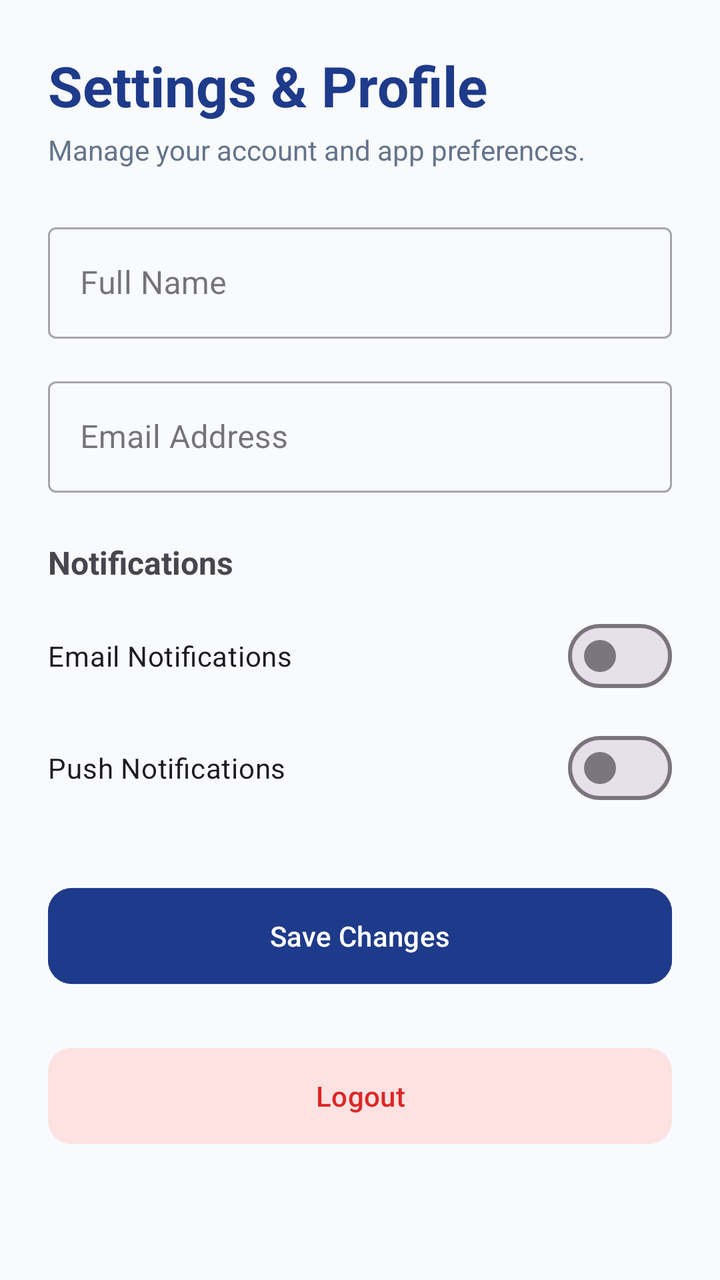
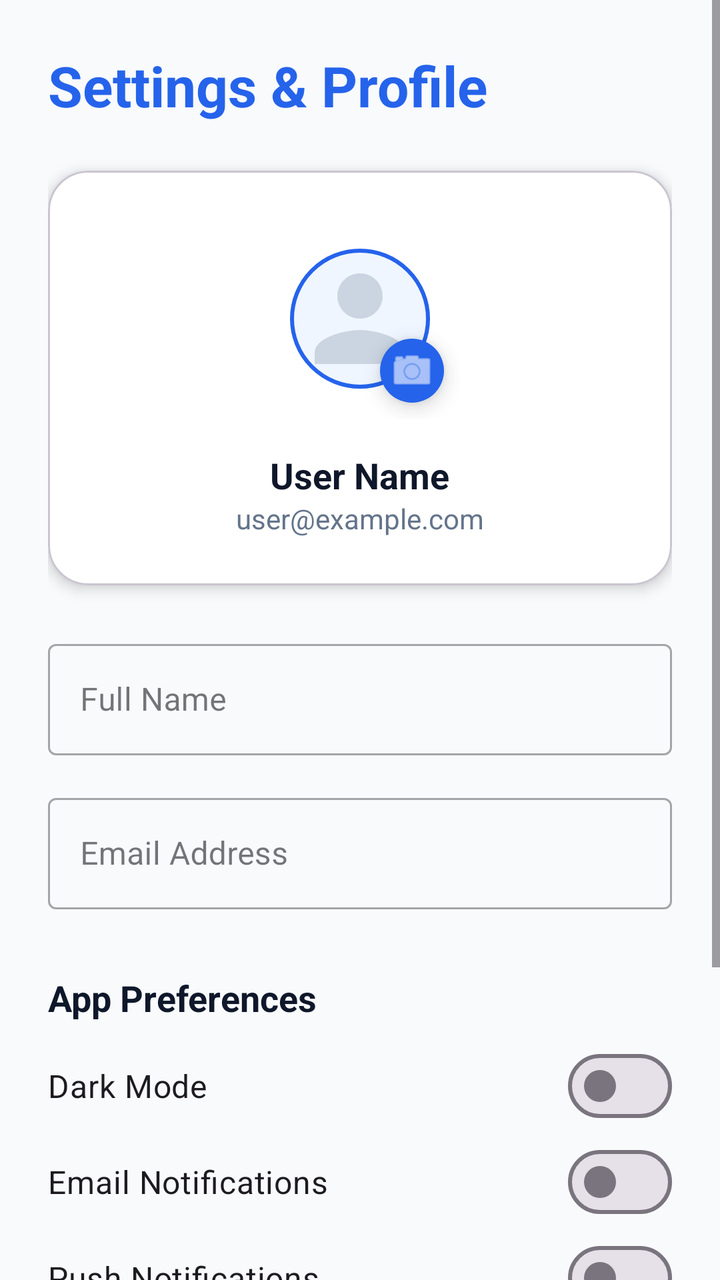

Before-and-after screenshots of an Android layout around one commit, followed by the original layout XML and the change that was made.
<!-- AndroidManifest.xml: application theme Theme.BMBAutos -->
<!-- res/layout/activity_settings.xml -->
<?xml version="1.0" encoding="utf-8"?>
<ScrollView xmlns:android="http://schemas.android.com/apk/res/android"
    xmlns:app="http://schemas.android.com/apk/res-auto"
    android:layout_width="match_parent"
    android:layout_height="match_parent"
    android:background="#F8FAFC"
    android:padding="24dp">

    <LinearLayout
        android:layout_width="match_parent"
        android:layout_height="wrap_content"
        android:orientation="vertical">

        <TextView
            android:layout_width="wrap_content"
            android:layout_height="wrap_content"
            android:text="Settings &amp; Profile"
            android:textColor="#1E3A8A"
            android:textSize="28sp"
            android:textStyle="bold" />

        <TextView
            android:layout_width="wrap_content"
            android:layout_height="wrap_content"
            android:layout_marginTop="4dp"
            android:text="Manage your account and app preferences."
            android:textColor="#64748B" />

        
        <com.google.android.material.textfield.TextInputLayout
            android:id="@+id/tilName"
            style="@style/Widget.MaterialComponents.TextInputLayout.OutlinedBox"
            android:layout_width="match_parent"
            android:layout_height="wrap_content"
            android:layout_marginTop="24dp"
            android:hint="Full Name">
            <com.google.android.material.textfield.TextInputEditText
                android:id="@+id/etName"
                android:layout_width="match_parent"
                android:layout_height="wrap_content" />
        </com.google.android.material.textfield.TextInputLayout>

        
        <com.google.android.material.textfield.TextInputLayout
            android:id="@+id/tilEmail"
            style="@style/Widget.MaterialComponents.TextInputLayout.OutlinedBox"
            android:layout_width="match_parent"
            android:layout_height="wrap_content"
            android:layout_marginTop="16dp"
            android:hint="Email Address">
            <com.google.android.material.textfield.TextInputEditText
                android:id="@+id/etEmail"
                android:layout_width="match_parent"
                android:layout_height="wrap_content"
                android:inputType="textEmailAddress" />
        </com.google.android.material.textfield.TextInputLayout>

        
        <TextView
            android:layout_width="wrap_content"
            android:layout_height="wrap_content"
            android:layout_marginTop="24dp"
            android:text="Notifications"
            android:textStyle="bold"
            android:textSize="16sp" />

        <com.google.android.material.materialswitch.MaterialSwitch
            android:id="@+id/switchEmail"
            android:layout_width="match_parent"
            android:layout_height="wrap_content"
            android:layout_marginTop="12dp"
            android:text="Email Notifications"
            android:textSize="14sp" />

        <com.google.android.material.materialswitch.MaterialSwitch
            android:id="@+id/switchPush"
            android:layout_width="match_parent"
            android:layout_height="wrap_content"
            android:layout_marginTop="8dp"
            android:text="Push Notifications"
            android:textSize="14sp" />

        
        <com.google.android.material.button.MaterialButton
            android:id="@+id/btnSave"
            android:layout_width="match_parent"
            android:layout_height="56dp"
            android:layout_marginTop="32dp"
            android:text="Save Changes"
            android:backgroundTint="#1E3A8A"
            app:cornerRadius="12dp" />

        <ProgressBar
            android:id="@+id/progressBar"
            android:layout_width="wrap_content"
            android:layout_height="wrap_content"
            android:visibility="gone"
            android:layout_gravity="center"
            android:layout_marginTop="-40dp"/>

        
        <com.google.android.material.button.MaterialButton
            android:id="@+id/btnLogout"
            android:layout_width="match_parent"
            android:layout_height="56dp"
            android:layout_marginTop="24dp"
            android:text="Logout"
            android:textColor="#DC2626"
            android:backgroundTint="#FEE2E2"
            app:cornerRadius="12dp" />

    </LinearLayout>
</ScrollView>
<!-- resources referenced by this layout -->
<resources>
  <style name="Theme.BMBAutos" parent="Base.Theme.BMBAutos" />
  <style name="Base.Theme.BMBAutos" parent="Theme.Material3.DayNight.NoActionBar">
          
          
      </style>
</resources>

<!-- the commit's change to res/layout/activity_settings.xml (unified diff, before → after) -->
@@ -3,28 +3,88 @@
     xmlns:app="http://schemas.android.com/apk/res-auto"
     android:layout_width="match_parent"
     android:layout_height="match_parent"
-    android:background="#F8FAFC"
-    android:padding="24dp">
+    android:background="@color/bg_slate_50"
+    android:fillViewport="true">
 
     <LinearLayout
         android:layout_width="match_parent"
         android:layout_height="wrap_content"
-        android:orientation="vertical">
+        android:orientation="vertical"
+        android:padding="24dp">
 
         <TextView
             android:layout_width="wrap_content"
             android:layout_height="wrap_content"
-            android:text="Settings &amp; Profile"
-            android:textColor="#1E3A8A"
+            android:text="@string/settings_title"
+            android:textColor="@color/brand_blue_600"
             android:textSize="28sp"
             android:textStyle="bold" />
 
-        <TextView
-            android:layout_width="wrap_content"
+        
+        <com.google.android.material.card.MaterialCardView
+            android:layout_width="match_parent"
             android:layout_height="wrap_content"
-            android:layout_marginTop="4dp"
-            android:text="Manage your account and app preferences."
-            android:textColor="#64748B" />
+            android:layout_marginTop="24dp"
+            app:cardCornerRadius="20dp"
+            app:cardElevation="4dp"
+            app:cardBackgroundColor="@color/white">
+
+            <LinearLayout
+                android:layout_width="match_parent"
+                android:layout_height="wrap_content"
+                android:gravity="center_horizontal"
+                android:orientation="vertical"
+                android:padding="24dp">
+
+                <FrameLayout
+                    android:layout_width="100dp"
+                    android:layout_height="100dp">
+
+                    <com.google.android.material.imageview.ShapeableImageView
+                        android:id="@+id/ivProfilePicture"
+                        android:layout_width="match_parent"
+                        android:layout_height="match_parent"
+                        android:scaleType="centerCrop"
+                        android:padding="16dp"
+                        android:background="#EFF6FF"
+                        android:src="@drawable/ic_avatar_placeholder"
+                        app:shapeAppearanceOverlay="@style/ShapeAppearanceOverlay.App.CornerSize50Percent"
+                        app:strokeColor="@color/brand_blue_600"
+                        app:strokeWidth="2dp"
+                        android:importantForAccessibility="no" />
+
+                    
+                    <com.google.android.material.floatingactionbutton.FloatingActionButton
+                        android:id="@+id/fabEditProfile"
+                        android:layout_width="wrap_content"
+                        android:layout_height="wrap_content"
+                        android:layout_gravity="bottom|end"
+                        android:contentDescription="@string/desc_edit_profile_pic"
+                        app:fabSize="mini"
+                        app:fabCustomSize="32dp"
+                        app:srcCompat="@android:drawable/ic_menu_camera"
+                        app:tint="@color/white"
+                        app:backgroundTint="@color/brand_blue_600" />
+                </FrameLayout>
+
+                <TextView
+                    android:id="@+id/tvProfileName"
+                    android:layout_width="wrap_content"
+                    android:layout_height="wrap_content"
+                    android:layout_marginTop="16dp"
+                    android:text="@string/user_name_default"
+                    android:textColor="@color/text_slate_900"
+                    android:textSize="18sp"
+                    android:textStyle="bold" />
+
+                <TextView
+                    android:id="@+id/tvProfileEmail"
+                    android:layout_width="wrap_content"
+                    android:layout_height="wrap_content"
+                    android:text="@string/user_email_default"
+                    android:textColor="@color/text_slate_500" />
+            </LinearLayout>
+        </com.google.android.material.card.MaterialCardView>
 
         
         <com.google.android.material.textfield.TextInputLayout
@@ -33,21 +93,20 @@
             android:layout_width="match_parent"
             android:layout_height="wrap_content"
             android:layout_marginTop="24dp"
-            android:hint="Full Name">
+            android:hint="@string/hint_full_name">
             <com.google.android.material.textfield.TextInputEditText
                 android:id="@+id/etName"
                 android:layout_width="match_parent"
                 android:layout_height="wrap_content" />
         </com.google.android.material.textfield.TextInputLayout>
 
-        
         <com.google.android.material.textfield.TextInputLayout
             android:id="@+id/tilEmail"
             style="@style/Widget.MaterialComponents.TextInputLayout.OutlinedBox"
             android:layout_width="match_parent"
             android:layout_height="wrap_content"
             android:layout_marginTop="16dp"
-            android:hint="Email Address">
+            android:hint="@string/hint_email_address">
             <com.google.android.material.textfield.TextInputEditText
                 android:id="@+id/etEmail"
                 android:layout_width="match_parent"
@@ -59,26 +118,36 @@
         <TextView
             android:layout_width="wrap_content"
             android:layout_height="wrap_content"
-            android:layout_marginTop="24dp"
-            android:text="Notifications"
+            android:layout_marginTop="32dp"
+            android:layout_marginBottom="8dp"
+            android:text="@string/preferences_section_title"
             android:textStyle="bold"
+            android:textColor="@color/text_slate_900"
+            android:textSize="18sp" />
+
+        <com.google.android.material.materialswitch.MaterialSwitch
+            android:id="@+id/switchDarkMode"
+            android:layout_width="match_parent"
+            android:layout_height="wrap_content"
+            android:paddingVertical="12dp"
+            android:text="@string/pref_dark_mode"
             android:textSize="16sp" />
 
         <com.google.android.material.materialswitch.MaterialSwitch
             android:id="@+id/switchEmail"
             android:layout_width="match_parent"
             android:layout_height="wrap_content"
-            android:layout_marginTop="12dp"
-            android:text="Email Notifications"
-            android:textSize="14sp" />
+            android:paddingVertical="12dp"
+            android:text="@string/pref_email_notifications"
+            android:textSize="16sp" />
 
         <com.google.android.material.materialswitch.MaterialSwitch
             android:id="@+id/switchPush"
             android:layout_width="match_parent"
             android:layout_height="wrap_content"
-            android:layout_marginTop="8dp"
-            android:text="Push Notifications"
-            android:textSize="14sp" />
+            android:paddingVertical="12dp"
+            android:text="@string/pref_push_notifications"
+            android:textSize="16sp" />
 
         
         <com.google.android.material.button.MaterialButton
@@ -86,9 +155,9 @@
             android:layout_width="match_parent"
             android:layout_height="56dp"
             android:layout_marginTop="32dp"
-            android:text="Save Changes"
-            android:backgroundTint="#1E3A8A"
-            app:cornerRadius="12dp" />
+            android:text="@string/btn_save_changes"
+            android:backgroundTint="@color/brand_blue_600"
+            app:cornerRadius="16dp" />
 
         <ProgressBar
             android:id="@+id/progressBar"
@@ -101,13 +170,15 @@
         
         <com.google.android.material.button.MaterialButton
             android:id="@+id/btnLogout"
+            style="@style/Widget.MaterialComponents.Button.OutlinedButton"
             android:layout_width="match_parent"
             android:layout_height="56dp"
-            android:layout_marginTop="24dp"
-            android:text="Logout"
+            android:layout_marginTop="16dp"
+            android:text="@string/btn_logout"
             android:textColor="#DC2626"
-            android:backgroundTint="#FEE2E2"
-            app:cornerRadius="12dp" />
+            app:strokeColor="#DC2626"
+            app:strokeWidth="1dp"
+            app:cornerRadius="16dp" />
 
     </LinearLayout>
 </ScrollView>
<!-- resource entries referenced after the edit -->
@@ -1,9 +1,36 @@
 <!-- resources referenced by this layout -->
 <resources>
+  <color name="bg_slate_50">#F8FAFC</color>
+  <color name="brand_blue_600">#2563EB</color>
+  <color name="text_slate_500">#64748B</color>
+  <color name="text_slate_900">#0F172A</color>
+  <color name="white">#FFFFFFFF</color>
+  <!-- drawable ic_avatar_placeholder (drawable) -->
+  <vector xmlns:android="http://schemas.android.com/apk/res/android"
+      android:width="24dp" android:height="24dp"
+      android:viewportWidth="24" android:viewportHeight="24">
+      <path android:fillColor="#CBD5E1" android:pathData="M12,12c2.21,0 4,-1.79 4,-4s-1.79,-4 -4,-4 -4,1.79 -4,4 1.79,4 4,4zM12,14c-2.67,0 -8,1.34 -8,4v2h16v-2c0,-2.66 -5.33,-4 -8,-4z"/>
+  </vector>
+  <string name="btn_logout">Logout</string>
+  <string name="btn_save_changes">Save Changes</string>
+  <string name="desc_edit_profile_pic">Edit profile picture</string>
+  <string name="hint_email_address">Email Address</string>
+  <string name="hint_full_name">Full Name</string>
+  <string name="pref_dark_mode">Dark Mode</string>
+  <string name="pref_email_notifications">Email Notifications</string>
+  <string name="pref_push_notifications">Push Notifications</string>
+  <string name="preferences_section_title">App Preferences</string>
+  <string name="settings_title">Settings &amp; Profile</string>
+  <string name="user_email_default">user@example.com</string>
+  <string name="user_name_default">User Name</string>
+  <style name="ShapeAppearanceOverlay.App.CornerSize50Percent" parent="">
+          <item name="cornerSize">50%</item>
+      </style>
   <style name="Theme.BMBAutos" parent="Base.Theme.BMBAutos" />
   <style name="Base.Theme.BMBAutos" parent="Theme.Material3.DayNight.NoActionBar">
           
-          
+          <item name="colorPrimary">@color/brand_blue_600</item>
+          <item name="android:windowBackground">@color/bg_slate_50</item>
       </style>
 </resources>
 
